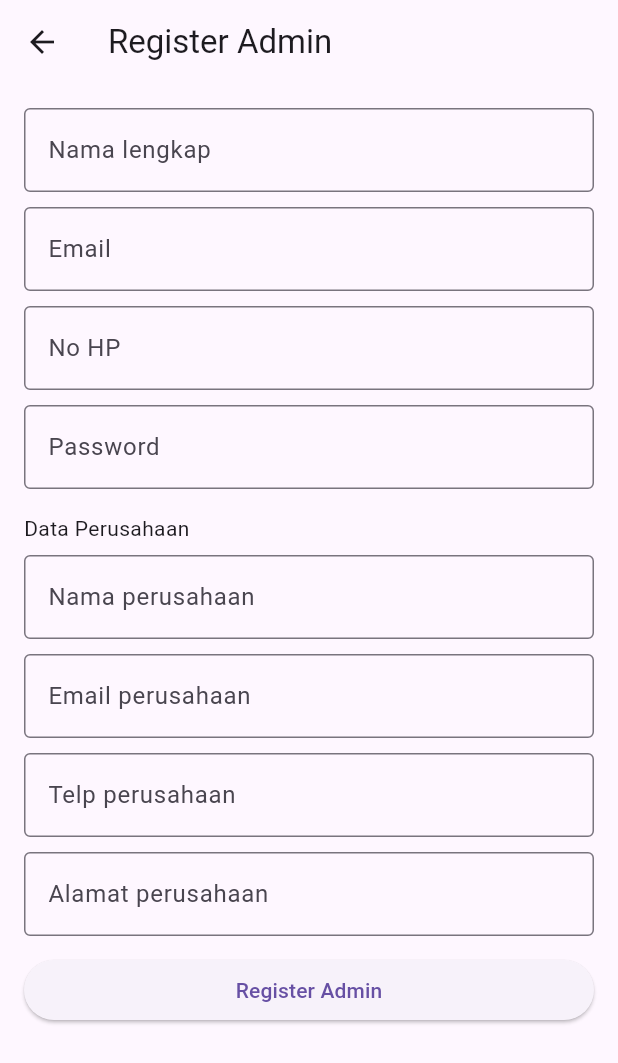
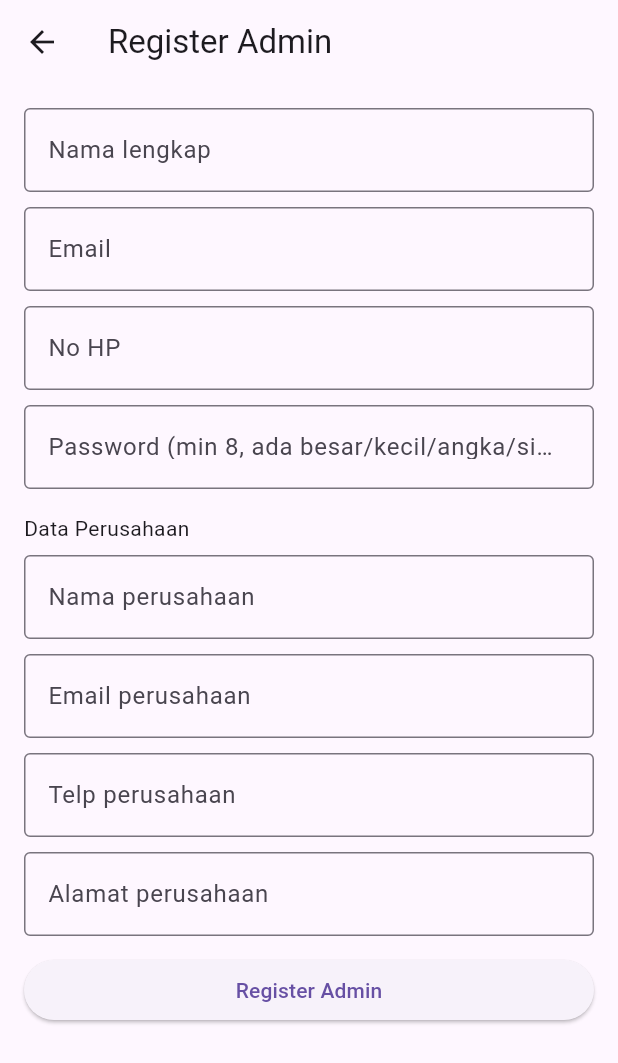
Before and after one commit to oktovaaaaa/Front-End-Flutter-PA-2, a Flutter app: the RegisterChoicePage screen opened directly, after a tap on "Register sebagai Admin", on a phone screen of 412 x 824 dp. Shown: the top 1063 px of the screen. Run offline on Flutter 3.47's test engine with Material 3 defaults, Android fonts, the phone set to English and light mode, and no system bars; our stand-ins replace geolocator, local_auth, qr_flutter, shared_preferences; missing offline and left inert: mobile_scanner; accounts and stored records are empty; network calls fail.

Commit message:
Penyempurnaan Scan Register dan TOTP

```diff
--- a/lib/pages/register_admin_page.dart
+++ b/lib/pages/register_admin_page.dart
@@ -1,6 +1,6 @@
-// lib/pages/register_admin_page.dart
 import 'package:flutter/material.dart';
 import '../services/api.dart';
+import '../services/password_policy.dart';
 import 'totp_setup_page.dart';
 
 class RegisterAdminPage extends StatefulWidget {
@@ -38,6 +38,13 @@ class _RegisterAdminPageState extends State<RegisterAdminPage> {
   }
 
   Future<void> _submit() async {
+    final pw = _password.text;
+    final pwErr = PasswordPolicy.validate(pw);
+    if (pwErr != null) {
+      setState(() => _status = pwErr);
+      return;
+    }
+
     setState(() {
       _busy = true;
       _status = "Mengirim...";
@@ -48,7 +55,7 @@ class _RegisterAdminPageState extends State<RegisterAdminPage> {
         fullName: _fullName.text.trim(),
         email: _email.text.trim(),
         phone: _phone.text.trim(),
-        password: _password.text,
+        password: pw,
         companyName: _companyName.text.trim(),
         companyEmail: _companyEmail.text.trim(),
         companyPhone: _companyPhone.text.trim(),
@@ -91,7 +98,14 @@ class _RegisterAdminPageState extends State<RegisterAdminPage> {
             const SizedBox(height: 10),
             TextField(controller: _phone, decoration: const InputDecoration(labelText: "No HP", border: OutlineInputBorder())),
             const SizedBox(height: 10),
-            TextField(controller: _password, obscureText: true, decoration: const InputDecoration(labelText: "Password", border: OutlineInputBorder())),
+            TextField(
+              controller: _password,
+              obscureText: true,
+              decoration: const InputDecoration(
+                labelText: "Password (min 8, ada besar/kecil/angka/simbol)",
+                border: OutlineInputBorder(),
+              ),
+            ),
             const SizedBox(height: 16),
 
             const Align(alignment: Alignment.centerLeft, child: Text("Data Perusahaan")),
--- a/lib/pages/register_choice_page.dart
+++ b/lib/pages/register_choice_page.dart
@@ -1,7 +1,6 @@
-// lib/pages/register_choice_page.dart
 import 'package:flutter/material.dart';
 import 'register_admin_page.dart';
-import 'register_employee_page.dart';
+import 'employee_scan_screen.dart';
 
 class RegisterChoicePage extends StatelessWidget {
   const RegisterChoicePage({super.key});
@@ -30,9 +29,9 @@ class RegisterChoicePage extends StatelessWidget {
               child: ElevatedButton(
                 onPressed: () => Navigator.push(
                   context,
-                  MaterialPageRoute(builder: (_) => const RegisterEmployeePage()),
+                  MaterialPageRoute(builder: (_) => const EmployeeScanScreen()),
                 ),
-                child: const Text("Register sebagai Karyawan"),
+                child: const Text("Register sebagai Karyawan (Scan Barcode)"),
               ),
             ),
           ],
--- a/lib/services/api.dart
+++ b/lib/services/api.dart
@@ -3,7 +3,7 @@ import 'dart:convert';
 import 'package:http/http.dart' as http;
 
 class Api {
-  static const String baseUrl = "http://10.0.2.2:8080";
+static const String baseUrl = "http://172.20.10.2:8080";
   static String? token;
 
   static Map<String, String> _headers({bool auth = false}) {
--- /dev/null
+++ b/lib/services/password_policy.dart
@@ -0,0 +1,12 @@
+class PasswordPolicy {
+  static String? validate(String pw) {
+    if (pw.length < 8) return "Password minimal 8 karakter.";
+    if (!RegExp(r'[a-z]').hasMatch(pw)) return "Password wajib punya huruf kecil (a-z).";
+    if (!RegExp(r'[A-Z]').hasMatch(pw)) return "Password wajib punya huruf besar (A-Z).";
+    if (!RegExp(r'\d').hasMatch(pw)) return "Password wajib punya angka (0-9).";
+    if (!RegExp(r'[!@#\$%\^&\*\(\)_\+\-=\[\]{};:"\\|,.<>\/\?`~]').hasMatch(pw)) {
+      return "Password wajib punya karakter spesial (contoh: !@#).";
+    }
+    return null;
+  }
+}
```
Also changed, not shown: lib/pages/admin_tools_page.dart (+25 -13 lines), lib/pages/employee_register_screen.dart (+17 -2 lines).
